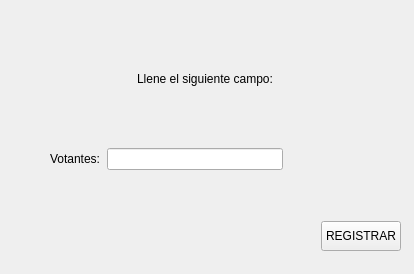
Old version of the form forms/cargarvotantes.ui in the repository sarahiva/IS2Proyecto1.
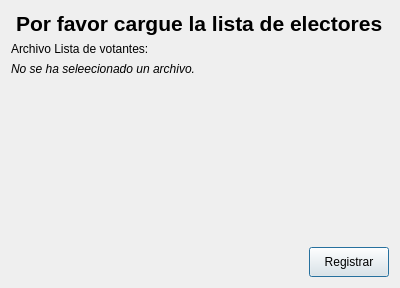
New version of the form. Icons and pictures are not drawn.

What changed in the file:
```diff
--- a/forms/cargarvotantes.ui
+++ b/forms/cargarvotantes.ui
@@ -1,29 +1,65 @@
 <?xml version="1.0" encoding="UTF-8"?>
 <ui version="4.0">
  <class>CargarVotantes</class>
- <widget class="QWidget" name="CargarVotantes">
+ <widget class="QDialog" name="CargarVotantes">
   <property name="geometry">
    <rect>
     <x>0</x>
     <y>0</y>
-    <width>414</width>
-    <height>274</height>
+    <width>400</width>
+    <height>288</height>
    </rect>
   </property>
   <property name="windowTitle">
    <string>Form</string>
   </property>
-  <widget class="QWidget" name="verticalLayoutWidget">
-   <property name="geometry">
-    <rect>
-     <x>10</x>
-     <y>40</y>
-     <width>391</width>
-     <height>171</height>
-    </rect>
-   </property>
-   <layout class="QVBoxLayout" name="verticalLayout">
+  <layout class="QGridLayout" name="gridLayout" rowstretch="0,1,1,0">
+   <item row="3" column="0" colspan="2">
+    <layout class="QHBoxLayout" name="horizontalLayout_6">
+     <item>
+      <spacer name="horizontalSpacer_8">
+       <property name="orientation">
+        <enum>Qt::Horizontal</enum>
+       </property>
+       <property name="sizeHint" stdset="0">
+        <size>
+         <width>40</width>
+         <height>20</height>
+        </size>
+       </property>
+      </spacer>
+     </item>
     <item>
+      <widget class="QPushButton" name="registrar">
+       <property name="sizePolicy">
+        <sizepolicy hsizetype="Fixed" vsizetype="Fixed">
+         <horstretch>0</horstretch>
+         <verstretch>0</verstretch>
+        </sizepolicy>
+       </property>
+       <property name="minimumSize">
+        <size>
+         <width>30</width>
+         <height>30</height>
+        </size>
+       </property>
+       <property name="styleSheet">
+        <string notr="true"/>
+       </property>
+       <property name="text">
+        <string>Registrar</string>
+       </property>
+       <property name="iconSize">
+        <size>
+         <width>30</width>
+         <height>30</height>
+        </size>
+       </property>
+      </widget>
+     </item>
+    </layout>
+   </item>
+   <item row="0" column="0" colspan="2">
      <layout class="QHBoxLayout" name="horizontalLayout">
       <item>
        <widget class="QLabel" name="label">
@@ -33,48 +69,21 @@
           <verstretch>0</verstretch>
          </sizepolicy>
         </property>
+       <property name="font">
+        <font>
+         <pointsize>16</pointsize>
+         <weight>75</weight>
+         <bold>true</bold>
+        </font>
+       </property>
         <property name="text">
-         <string>Llene el siguiente campo:</string>
+        <string>Por favor cargue la lista de electores</string>
         </property>
        </widget>
       </item>
      </layout>
     </item>
-    <item>
-     <spacer name="verticalSpacer">
-      <property name="orientation">
-       <enum>Qt::Vertical</enum>
-      </property>
-      <property name="sizeType">
-       <enum>QSizePolicy::Fixed</enum>
-      </property>
-      <property name="sizeHint" stdset="0">
-       <size>
-        <width>10</width>
-        <height>15</height>
-       </size>
-      </property>
-     </spacer>
-    </item>
-    <item>
-     <layout class="QHBoxLayout" name="horizontalLayout_4">
-      <item>
-       <spacer name="horizontalSpacer_4">
-        <property name="orientation">
-         <enum>Qt::Horizontal</enum>
-        </property>
-        <property name="sizeType">
-         <enum>QSizePolicy::Fixed</enum>
-        </property>
-        <property name="sizeHint" stdset="0">
-         <size>
-          <width>40</width>
-          <height>20</height>
-         </size>
-        </property>
-       </spacer>
-      </item>
-      <item>
+   <item row="1" column="0">
        <widget class="QLabel" name="label_3">
         <property name="sizePolicy">
          <sizepolicy hsizetype="Fixed" vsizetype="Fixed">
@@ -83,22 +92,26 @@
          </sizepolicy>
         </property>
         <property name="text">
-         <string>Votantes:</string>
+      <string>Archivo Lista de votantes:</string>
         </property>
        </widget>
       </item>
-      <item>
-       <widget class="QLineEdit" name="lineEdit_2">
-        <property name="sizePolicy">
-         <sizepolicy hsizetype="Preferred" vsizetype="Fixed">
-          <horstretch>0</horstretch>
-          <verstretch>0</verstretch>
-         </sizepolicy>
-        </property>
-       </widget>
-      </item>
-      <item>
-       <widget class="QPushButton" name="ButtonCargar">
+   <item row="2" column="0" colspan="2">
+    <layout class="QHBoxLayout" name="horizontalLayout_2">
+     <item alignment="Qt::AlignTop">
+      <widget class="QLabel" name="filename">
+       <property name="font">
+        <font>
+         <italic>true</italic>
+        </font>
+       </property>
+       <property name="text">
+        <string>No se ha seleecionado un archivo.</string>
+       </property>
+      </widget>
+     </item>
+     <item alignment="Qt::AlignTop">
+      <widget class="QPushButton" name="cargar">
         <property name="sizePolicy">
          <sizepolicy hsizetype="Fixed" vsizetype="Fixed">
           <horstretch>0</horstretch>
@@ -123,139 +136,10 @@
         </property>
        </widget>
       </item>
-      <item>
-       <spacer name="horizontalSpacer_5">
-        <property name="orientation">
-         <enum>Qt::Horizontal</enum>
-        </property>
-        <property name="sizeType">
-         <enum>QSizePolicy::Fixed</enum>
-        </property>
-        <property name="sizeHint" stdset="0">
-         <size>
-          <width>80</width>
-          <height>40</height>
-         </size>
-        </property>
-       </spacer>
-      </item>
      </layout>
     </item>
    </layout>
   </widget>
-  <widget class="QWidget" name="horizontalLayoutWidget_2">
-   <property name="geometry">
-    <rect>
-     <x>10</x>
-     <y>0</y>
-     <width>391</width>
-     <height>31</height>
-    </rect>
-   </property>
-   <layout class="QHBoxLayout" name="horizontalLayout_2">
-    <item>
-     <widget class="QPushButton" name="ButtonRegresar">
-      <property name="sizePolicy">
-       <sizepolicy hsizetype="Fixed" vsizetype="Fixed">
-        <horstretch>0</horstretch>
-        <verstretch>0</verstretch>
-       </sizepolicy>
-      </property>
-      <property name="minimumSize">
-       <size>
-        <width>20</width>
-        <height>20</height>
-       </size>
-      </property>
-      <property name="styleSheet">
-       <string notr="true">border: 0px;</string>
-      </property>
-      <property name="text">
-       <string/>
-      </property>
-      <property name="icon">
-       <iconset>
-        <normaloff>:/iconos/imagenes/regresa.png</normaloff>:/iconos/imagenes/regresa.png</iconset>
-      </property>
-      <property name="iconSize">
-       <size>
-        <width>20</width>
-        <height>20</height>
-       </size>
-      </property>
-     </widget>
-    </item>
-    <item>
-     <spacer name="horizontalSpacer_2">
-      <property name="orientation">
-       <enum>Qt::Horizontal</enum>
-      </property>
-      <property name="sizeHint" stdset="0">
-       <size>
-        <width>40</width>
-        <height>20</height>
-       </size>
-      </property>
-     </spacer>
-    </item>
-   </layout>
-  </widget>
-  <widget class="QWidget" name="horizontalLayoutWidget_3">
-   <property name="geometry">
-    <rect>
-     <x>10</x>
-     <y>220</y>
-     <width>391</width>
-     <height>32</height>
-    </rect>
-   </property>
-   <layout class="QHBoxLayout" name="horizontalLayout_6">
-    <item>
-     <spacer name="horizontalSpacer_8">
-      <property name="orientation">
-       <enum>Qt::Horizontal</enum>
-      </property>
-      <property name="sizeHint" stdset="0">
-       <size>
-        <width>40</width>
-        <height>20</height>
-       </size>
-      </property>
-     </spacer>
-    </item>
-    <item>
-     <widget class="QPushButton" name="BottoRegistrarVotantes">
-      <property name="sizePolicy">
-       <sizepolicy hsizetype="Fixed" vsizetype="Fixed">
-        <horstretch>0</horstretch>
-        <verstretch>0</verstretch>
-       </sizepolicy>
-      </property>
-      <property name="minimumSize">
-       <size>
-        <width>30</width>
-        <height>30</height>
-       </size>
-      </property>
-      <property name="styleSheet">
-       <string notr="true"/>
-      </property>
-      <property name="text">
-       <string>REGISTRAR</string>
-      </property>
-      <property name="iconSize">
-       <size>
-        <width>30</width>
-        <height>30</height>
-       </size>
-      </property>
-     </widget>
-    </item>
-   </layout>
-  </widget>
- </widget>
- <resources>
-  <include location="../img.qrc"/>
- </resources>
+ <resources/>
  <connections/>
 </ui>
```
Left out of the diff: 6 changed lines with no effect on the pictures. Lines whose indentation alone changed are shown as unchanged.
